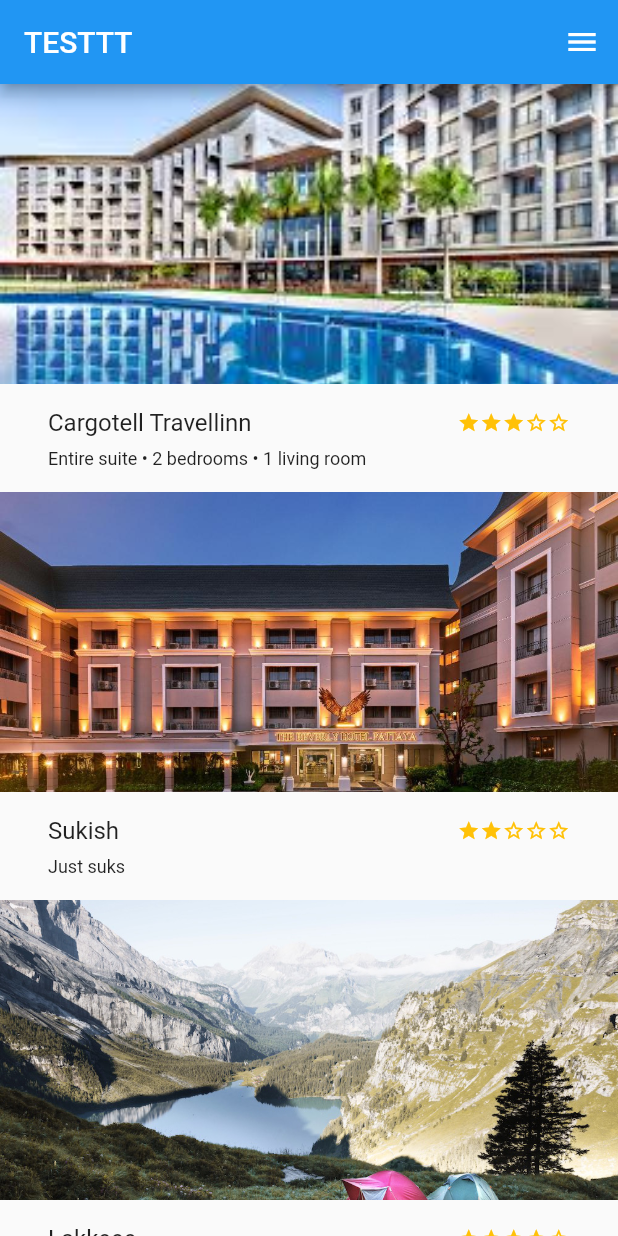
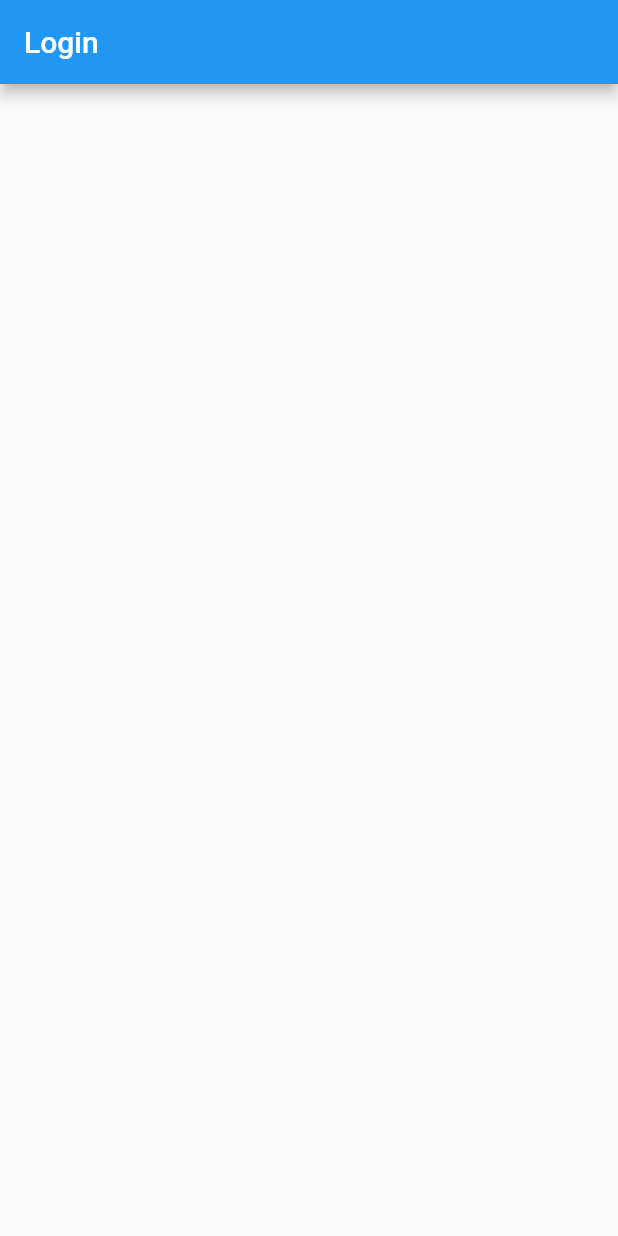
Before and after one commit to FLance03/remmie-mobile, a Flutter app: the screen it shows after launch, on a phone screen of 412 x 824 dp. Run offline on Flutter 3.47's test engine with Material 2 defaults, Android fonts, the phone set to English and light mode, and no system bars.

Commit message:
added routing template and login page

```diff
--- /dev/null
+++ b/lib/screens/screens.dart
@@ -0,0 +1,4 @@
+//importing 'screens.dart' imports all screens located
+//in the user_screens folder
+export 'user_screens/LoginPage.dart';
+export 'user_screens/HomePage_Hotel.dart';
--- a/lib/screens/HomePage_Hotel.dart
+++ b/lib/screens/user_screens/HomePage_Hotel.dart
@@ -1,8 +1,5 @@
 import 'package:flutter/material.dart';
-import '../widgets/Stars.dart';
-import '../widgets/DisplayDrawer.dart';
-import '../widgets/HotelList.dart';
-import '../widgets/HotelItem.dart';
+import '../../widgets/widgets.dart';
 
 class HomePage_Hotel extends StatelessWidget {
   // This widget is the root of your application.
--- /dev/null
+++ b/lib/screens/user_screens/LoginPage.dart
@@ -0,0 +1,13 @@
+import 'package:flutter/material.dart';
+
+class LoginPage extends StatelessWidget {
+  // This widget is the root of your application.
+  @override
+  Widget build(BuildContext context) {
+    return Scaffold(
+      appBar: AppBar(
+        title: Text('Login'),
+      ),
+    );
+  }
+}
--- a/lib/widgets/HotelItem.dart
+++ b/lib/widgets/custom_widgets/HotelItem.dart
@@ -1,5 +1,5 @@
 import 'package:flutter/material.dart';
-import './Stars.dart';
+import 'Stars.dart';
 
 class HotelItem extends StatelessWidget {
   // This widget is the root of your application.
--- a/lib/widgets/HotelList.dart
+++ b/lib/widgets/custom_widgets/HotelList.dart
@@ -1,5 +1,5 @@
 import 'package:flutter/material.dart';
-import '../widgets/HotelItem.dart';
+import 'HotelItem.dart';
 
 class HotelList extends StatelessWidget {
   final List <HotelItem>hotels;
--- /dev/null
+++ b/lib/widgets/widgets.dart
@@ -0,0 +1,6 @@
+//importing 'widgets.dart' imports all custom widgets
+//located in the custom_widgets folder
+export 'custom_widgets/Stars.dart';
+export 'custom_widgets/DisplayDrawer.dart';
+export 'custom_widgets/HotelList.dart';
+export 'custom_widgets/HotelItem.dart';
--- a/pubspec.yaml
+++ b/pubspec.yaml
@@ -1,4 +1,4 @@
-name: homepage_hotel
+name: Remmie
 description: A new Flutter project.
 
 # The following line prevents the package from being accidentally published to
```
Also changed, not shown: lib/main.dart (+30 -5 lines), lib/widgets/custom_widgets/DisplayDrawer.dart (renamed from lib/widgets/DisplayDrawer.dart), lib/widgets/custom_widgets/Stars.dart (renamed from lib/widgets/Stars.dart), pubspec.lock, 7 other files.
